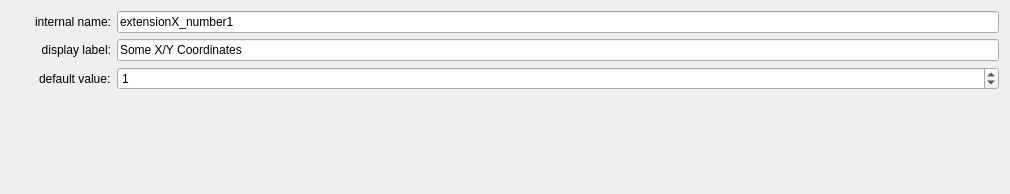
Above: ui/a2element/coords_edit.ui from ewerybody/a2 before the change. Below: the same form after it.
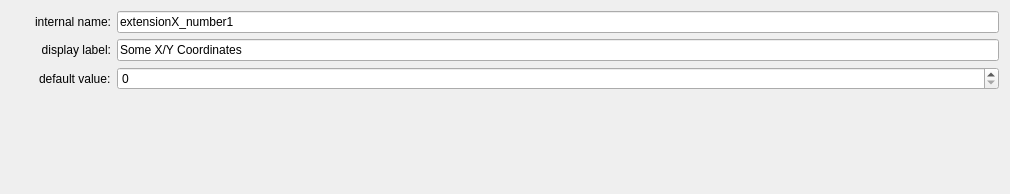
That is the form after the change. Custom widgets are drawn as their Qt base class.

Commit message: handled default `setValue` for coords field

Patch:
```diff
--- a/ui/a2element/coords_edit.ui
+++ b/ui/a2element/coords_edit.ui
@@ -73,11 +73,7 @@
     </widget>
    </item>
    <item row="2" column="1">
-    <widget class="A2CoordsField" name="cfg_value">
-     <property name="value">
-      <number>1</number>
-     </property>
-    </widget>
+    <widget class="A2CoordsField" name="cfg_value"/>
    </item>
   </layout>
  </widget>
```
Left out of the diff: 5 changed lines with no effect on the pictures. The commit also changes 2 other files.
